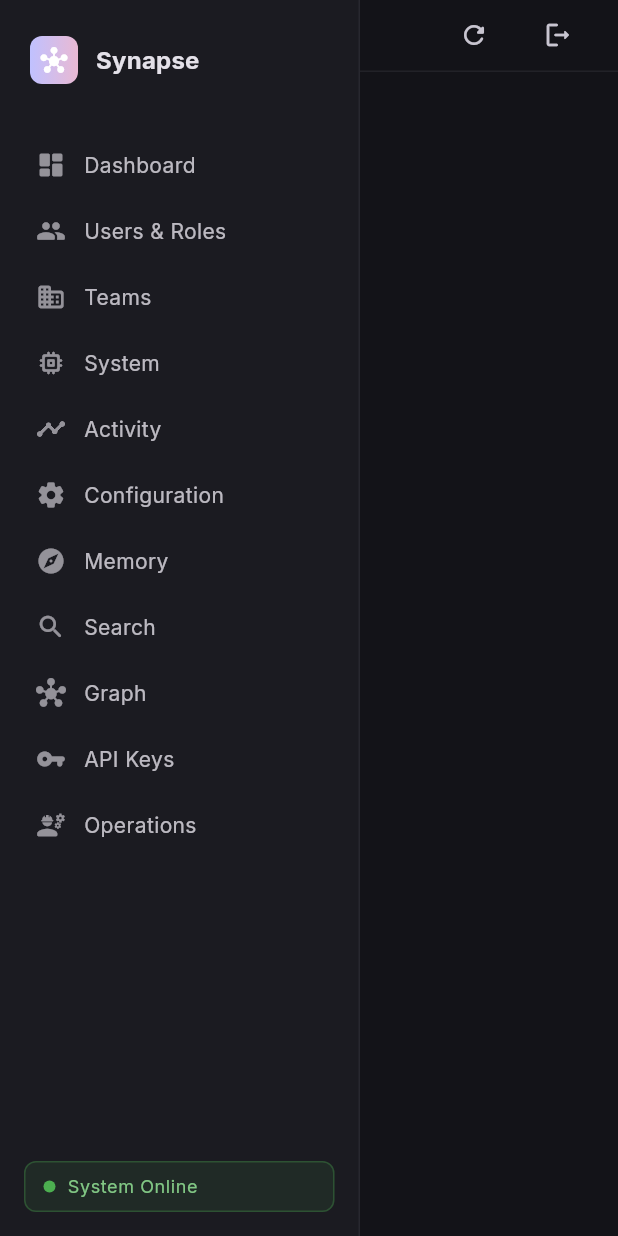
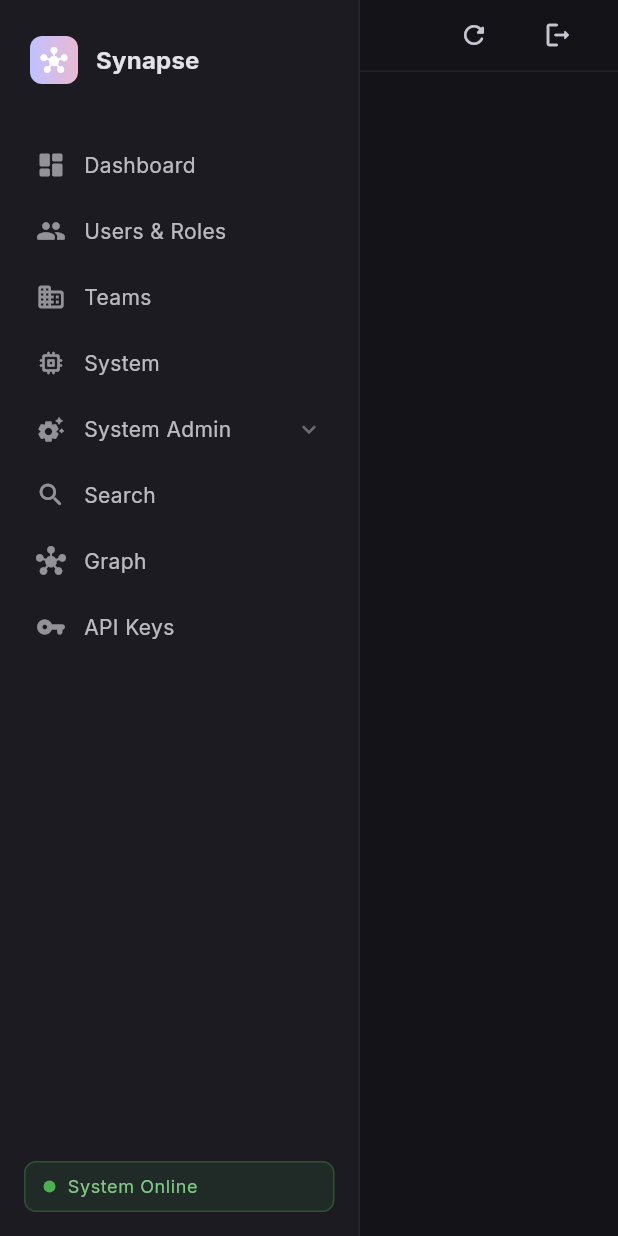
Before and after one commit to mihaibalaci/synapse, a Flutter app: the ShellScaffold screen opened directly with empty values, on a phone screen of 412 x 824 dp. Run offline on Flutter 3.47's test engine with Material 3 defaults, Android fonts, the phone set to English and light mode, and no system bars; our stand-ins replace go_router, google_fonts; accounts and stored records are empty; network calls fail.

Commit message:
ui: group Activity/Configuration/Memory/Operations under collapsible System Admin section
- New _ExpandableNavGroup widget with expand/collapse toggle
- Auto-expands when a child route is active
- Sub-items indented with smaller icons/text
- Reduces sidebar clutter from 11 items to 7 top-level

```diff
--- a/packages/admin-ui/lib/widgets/shell_scaffold.dart
+++ b/packages/admin-ui/lib/widgets/shell_scaffold.dart
@@ -171,23 +171,40 @@ class _SideNav extends StatelessWidget {
             path: '/system',
             currentPath: currentPath,
           ),
+          _ExpandableNavGroup(
+            icon: Icons.settings_suggest_rounded,
+            label: 'System Admin',
+            currentPath: currentPath,
+            children: [
               _NavItem(
                 icon: Icons.timeline_rounded,
                 label: 'Activity',
                 path: '/activity',
                 currentPath: currentPath,
+                indent: true,
               ),
               _NavItem(
                 icon: Icons.settings_rounded,
                 label: 'Configuration',
                 path: '/settings',
                 currentPath: currentPath,
+                indent: true,
               ),
               _NavItem(
                 icon: Icons.explore_rounded,
                 label: 'Memory',
                 path: '/memory',
                 currentPath: currentPath,
+                indent: true,
+              ),
+              _NavItem(
+                icon: Icons.engineering_rounded,
+                label: 'Operations',
+                path: '/operations',
+                currentPath: currentPath,
+                indent: true,
+              ),
+            ],
           ),
           _NavItem(
             icon: Icons.search_rounded,
@@ -205,12 +222,6 @@ class _SideNav extends StatelessWidget {
             icon: Icons.vpn_key_rounded,
             label: 'API Keys',
             path: '/keys',
-            currentPath: currentPath,
-          ),
-          _NavItem(
-            icon: Icons.engineering_rounded,
-            label: 'Operations',
-            path: '/operations',
             currentPath: currentPath,
           ),
           const Spacer(),
@@ -256,12 +267,14 @@ class _NavItem extends StatelessWidget {
   final String label;
   final String path;
   final String currentPath;
+  final bool indent;
 
   const _NavItem({
     required this.icon,
     required this.label,
     required this.path,
     required this.currentPath,
+    this.indent = false,
   });
 
   @override
@@ -271,7 +284,12 @@ class _NavItem extends StatelessWidget {
     final colorScheme = theme.colorScheme;
 
     return Padding(
-      padding: const EdgeInsets.symmetric(horizontal: 12, vertical: 2),
+      padding: EdgeInsets.only(
+        left: indent ? 24 : 12,
+        right: 12,
+        top: 2,
+        bottom: 2,
+      ),
       child: Material(
         color: isActive
             ? colorScheme.primaryContainer.withValues(alpha: 0.3)
@@ -286,7 +304,7 @@ class _NavItem extends StatelessWidget {
               children: [
                 Icon(
                   icon,
-                  size: 20,
+                  size: indent ? 16 : 20,
                   color: isActive
                       ? colorScheme.primary
                       : colorScheme.onSurface.withValues(alpha: 0.6),
@@ -295,6 +313,7 @@ class _NavItem extends StatelessWidget {
                 Text(
                   label,
                   style: theme.textTheme.bodyMedium?.copyWith(
+                    fontSize: indent ? 13 : null,
                     color: isActive
                         ? colorScheme.primary
                         : colorScheme.onSurface.withValues(alpha: 0.8),
@@ -309,3 +328,102 @@ class _NavItem extends StatelessWidget {
     );
   }
 }
+
+class _ExpandableNavGroup extends StatefulWidget {
+  final IconData icon;
+  final String label;
+  final String currentPath;
+  final List<_NavItem> children;
+
+  const _ExpandableNavGroup({
+    required this.icon,
+    required this.label,
+    required this.currentPath,
+    required this.children,
+  });
+
+  @override
+  State<_ExpandableNavGroup> createState() => _ExpandableNavGroupState();
+}
+
+class _ExpandableNavGroupState extends State<_ExpandableNavGroup> {
+  bool _expanded = false;
+
+  @override
+  void initState() {
+    super.initState();
+    // Auto-expand if a child is active
+    _expanded = widget.children.any((c) => c.path == widget.currentPath);
+  }
+
+  @override
+  void didUpdateWidget(covariant _ExpandableNavGroup oldWidget) {
+    super.didUpdateWidget(oldWidget);
+    if (widget.children.any((c) => c.path == widget.currentPath)) {
+      _expanded = true;
+    }
+  }
+
+  @override
+  Widget build(BuildContext context) {
+    final theme = Theme.of(context);
+    final colorScheme = theme.colorScheme;
+    final hasActiveChild = widget.children.any(
+      (c) => c.path == widget.currentPath,
+    );
+
+    return Column(
+      crossAxisAlignment: CrossAxisAlignment.start,
+      children: [
+        Padding(
+          padding: const EdgeInsets.symmetric(horizontal: 12, vertical: 2),
+          child: Material(
+            color: Colors.transparent,
+            borderRadius: BorderRadius.circular(10),
+            child: InkWell(
+              onTap: () => setState(() => _expanded = !_expanded),
+              borderRadius: BorderRadius.circular(10),
+              child: Padding(
+                padding: const EdgeInsets.symmetric(
+                  horizontal: 12,
+                  vertical: 10,
+                ),
+                child: Row(
+                  children: [
+                    Icon(
+                      widget.icon,
+                      size: 20,
+                      color: hasActiveChild
+                          ? colorScheme.primary
+                          : colorScheme.onSurface.withValues(alpha: 0.6),
+                    ),
+                    const SizedBox(width: 12),
+                    Expanded(
+                      child: Text(
+                        widget.label,
+                        style: theme.textTheme.bodyMedium?.copyWith(
+                          color: hasActiveChild
+                              ? colorScheme.primary
+                              : colorScheme.onSurface.withValues(alpha: 0.8),
+                          fontWeight: hasActiveChild
+                              ? FontWeight.w600
+                              : FontWeight.normal,
+                        ),
+                      ),
+                    ),
+                    Icon(
+                      _expanded ? Icons.expand_less : Icons.expand_more,
+                      size: 18,
+                      color: colorScheme.onSurface.withValues(alpha: 0.4),
+                    ),
+                  ],
+                ),
+              ),
+            ),
+          ),
+        ),
+        if (_expanded) ...widget.children,
+      ],
+    );
+  }
+}
```
Lines whose indentation alone changed are shown as unchanged.
